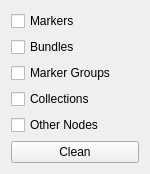
Above: python/mmSolver/tools/removesolvernodes/ui/removesolvernodes_layout.ui from david-cattermole/mayaMatchMoveSolver before the change. Below: the same form after it.
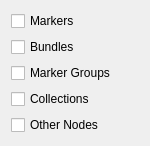
That is the form after the change.

Patch:
```diff
--- a/python/mmSolver/tools/removesolvernodes/ui/removesolvernodes_layout.ui
+++ b/python/mmSolver/tools/removesolvernodes/ui/removesolvernodes_layout.ui
@@ -7,7 +7,7 @@
     <x>0</x>
     <y>0</y>
     <width>150</width>
-    <height>160</height>
+    <height>129</height>
    </rect>
   </property>
   <property name="windowTitle">
@@ -53,13 +53,6 @@
      </item>
     </layout>
    </item>
-   <item>
-    <widget class="QPushButton" name="clean_pushButton">
-     <property name="text">
-      <string>Clean</string>
-     </property>
-    </widget>
-   </item>
   </layout>
  </widget>
  <resources/>
```
